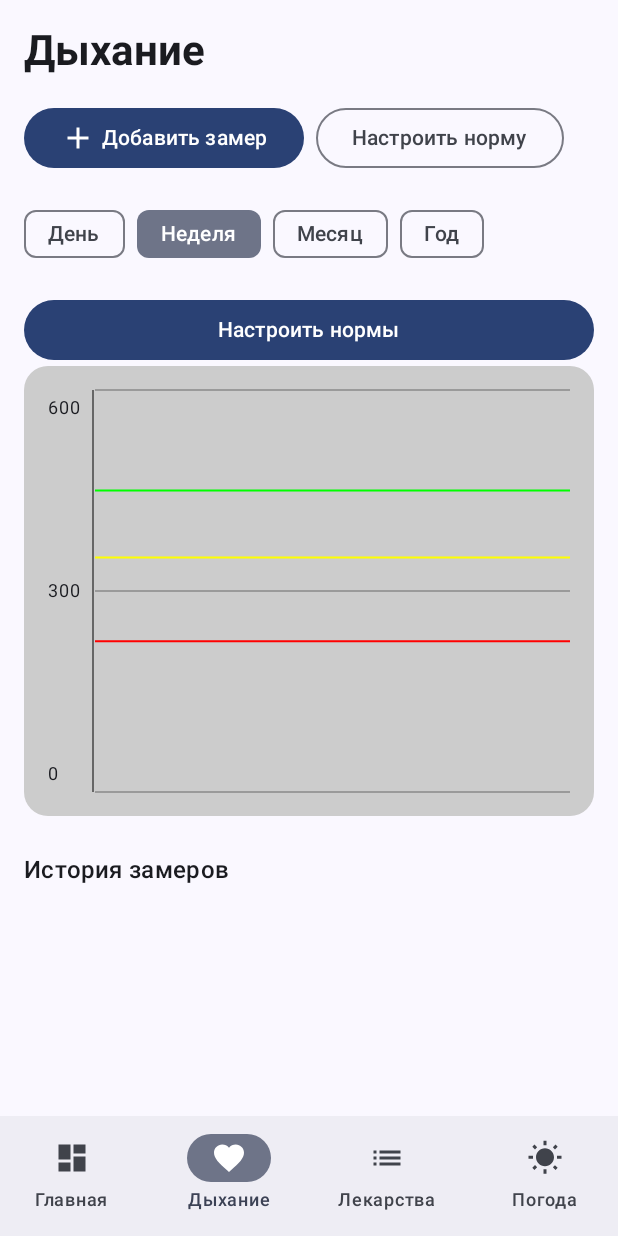
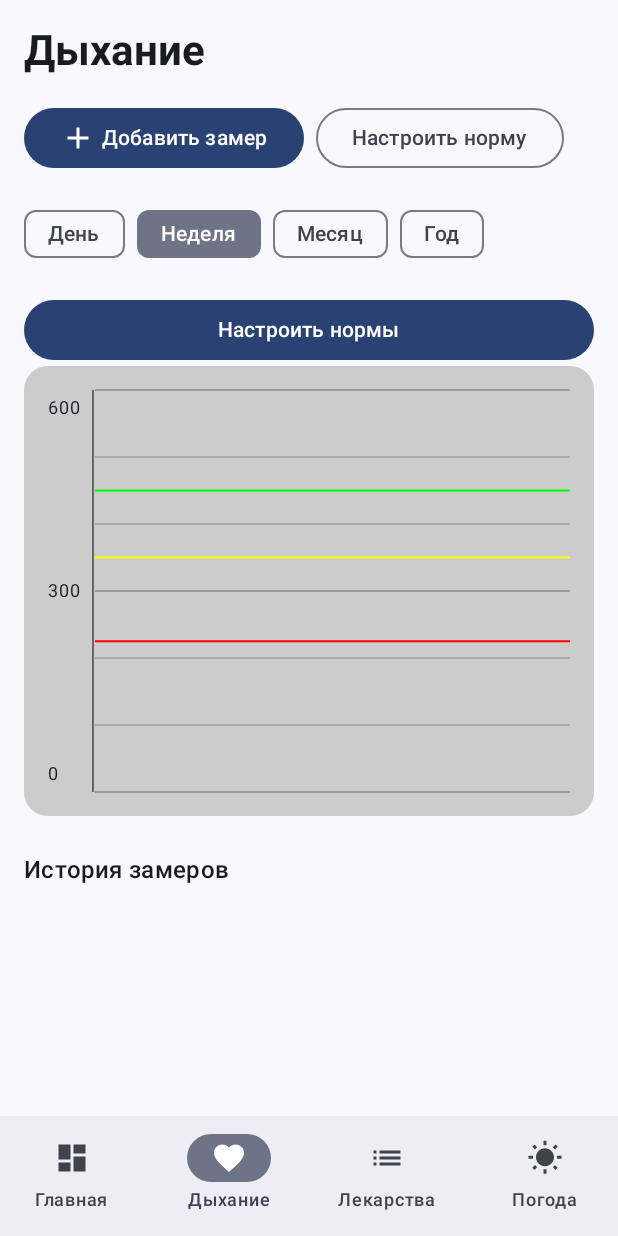
Before and after one commit to Zama47/asthma_helper, an Android app built with Jetpack Compose: the BreathingScreen screen opened through its navigation route, on a phone screen of 412 x 824 dp. Run offline under Robolectric (Android 15) with nearby library versions, the light colour scheme and no system bars; our stand-ins replace Dagger/Hilt's generated code.

Commit message:
graph change 2

```diff
--- a/app/src/main/java/com/example/asthmahelper/ui/breathing/BreathingChart.kt
+++ b/app/src/main/java/com/example/asthmahelper/ui/breathing/BreathingChart.kt
@@ -221,6 +221,17 @@ private fun ChartContainer(
                         strokeWidth = 2f
                     )
 
+                    // Отрисовка дополнительных линий (100, 200, 400, 500)
+                    listOf(100f, 200f, 400f, 500f).forEach { value ->
+                        val yPos = size.height * (1 - (value - minDisplayValue) / displayRange)
+                        drawLine(
+                            color = Color.Gray,
+                            start = Offset(0f, yPos),
+                            end = Offset(size.width, yPos),
+                            strokeWidth = 1f
+                        )
+                    }
+
                     // Отрисовка данных
                     if (measurements.isNotEmpty()) {
                         val step = size.width / (measurements.size - 1)
@@ -236,7 +247,23 @@ private fun ChartContainer(
                                 end = Offset(endX, endY),
                                 strokeWidth = 2f
                             )
+
+                            // Добавление точек для каждого измерения
+                            drawCircle(
+                                color = Color.Blue,
+                                radius = 4f,
+                                center = Offset(startX, startY)
+                            )
                         }
+
+                        // Добавление последней точки
+                        val lastX = (measurements.size - 1) * step
+                        val lastY = size.height * (1 - (measurements.last().second - minDisplayValue) / displayRange)
+                        drawCircle(
+                            color = Color.Blue,
+                            radius = 4f,
+                            center = Offset(lastX, lastY)
+                        )
                     }
 
                     // Отметки на оси Y (0, 300, 600)
@@ -250,8 +277,6 @@ private fun ChartContainer(
                         )
                     }
                 }
-
-
             }
         }
     }
```
